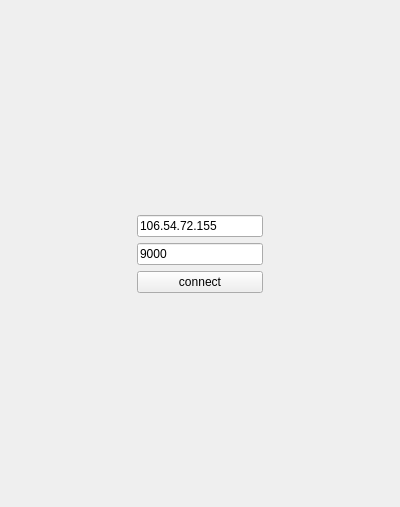
This is Qtclient/clientwidget.ui in xxxyue-cen/Mygraduation as Qt 5 draws it before an edit. The edited form follows.
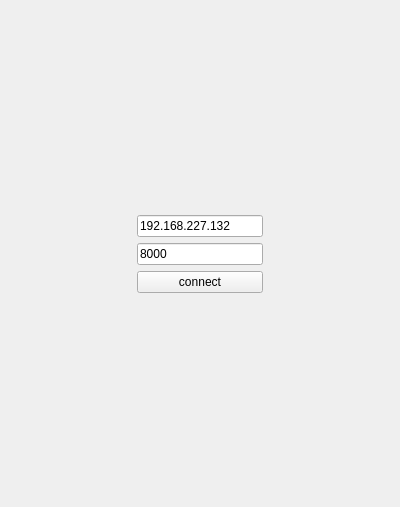
This is the edited form.

Patch:
```diff
--- a/Qtclient/clientwidget.ui
+++ b/Qtclient/clientwidget.ui
@@ -43,14 +43,14 @@
    <item row="1" column="1">
     <widget class="QLineEdit" name="lineEdit_ip">
      <property name="text">
-      <string>106.54.72.155</string>
+      <string>192.168.227.132</string>
      </property>
     </widget>
    </item>
    <item row="2" column="1">
     <widget class="QLineEdit" name="lineEdit_port">
      <property name="text">
-      <string>9000</string>
+      <string>8000</string>
      </property>
     </widget>
    </item>
```
